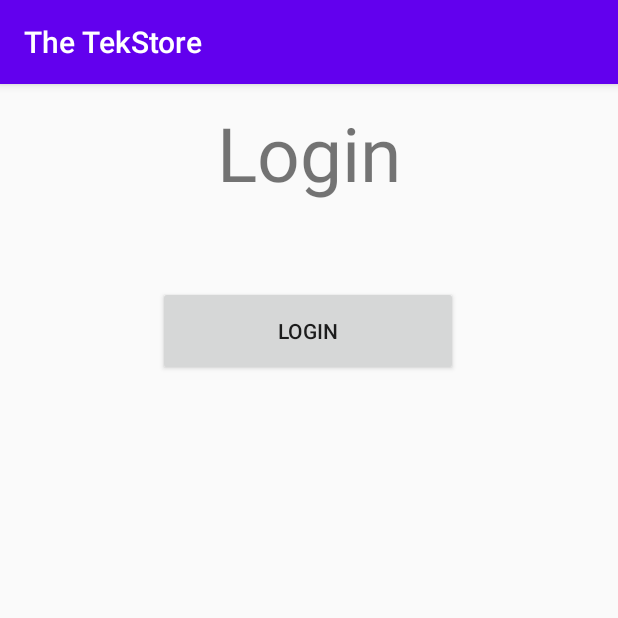
After one commit to lordarcadius/tekstore-android, an Android app: the LoginActivity screen opened directly, with no data from a screen before it, on a phone screen of 412 x 824 dp, the top half of it. The commit adds this screen. Run offline under Robolectric (Android 15) with nearby library versions, the phone set to English and light mode, and no system bars.

Commit message:
app: Add temporary Login and Signup activities
Signed-off-by: Vipul Jha <vipuljha08@gmail.com>

```diff
--- /dev/null
+++ b/app/src/main/java/com/codebreakers/tekstore/LoginActivity.java
@@ -0,0 +1,21 @@
+package com.codebreakers.tekstore;
+
+import androidx.appcompat.app.AppCompatActivity;
+
+import android.content.Intent;
+import android.os.Bundle;
+import android.view.View;
+
+public class LoginActivity extends AppCompatActivity {
+
+    @Override
+    protected void onCreate(Bundle savedInstanceState) {
+        super.onCreate(savedInstanceState);
+        setContentView(R.layout.activity_login);
+    }
+
+    public void openHomeActivity(View view){
+        Intent intent = new Intent(this, HomeActivity.class);
+        startActivity(intent);
+    }
+}
--- /dev/null
+++ b/app/src/main/res/layout/activity_login.xml
@@ -0,0 +1,38 @@
+<?xml version="1.0" encoding="utf-8"?>
+<androidx.constraintlayout.widget.ConstraintLayout xmlns:android="http://schemas.android.com/apk/res/android"
+    xmlns:app="http://schemas.android.com/apk/res-auto"
+    xmlns:tools="http://schemas.android.com/tools"
+    android:layout_width="match_parent"
+    android:layout_height="match_parent"
+    tools:context=".LoginActivity">
+
+    <TextView
+        android:id="@+id/login_textView"
+        android:layout_width="0dp"
+        android:layout_height="wrap_content"
+        android:layout_marginBottom="43dp"
+        android:gravity="center"
+        android:text="Login"
+        android:textSize="50sp"
+        app:layout_constraintBottom_toTopOf="@+id/login_button"
+        app:layout_constraintEnd_toEndOf="parent"
+        app:layout_constraintStart_toStartOf="parent"
+        app:layout_constraintTop_toTopOf="parent" />
+
+    <Button
+        android:id="@+id/login_button"
+        android:layout_width="200dp"
+        android:layout_height="60dp"
+        android:layout_marginStart="55dp"
+        android:layout_marginEnd="55dp"
+        android:layout_marginBottom="561dp"
+        android:text="Login"
+        android:onClick="openHomeActivity"
+        app:layout_constraintBottom_toBottomOf="parent"
+        app:layout_constraintEnd_toEndOf="parent"
+        app:layout_constraintHorizontal_bias="0.495"
+        app:layout_constraintStart_toStartOf="parent"
+        app:layout_constraintTop_toBottomOf="@+id/login_textView"
+        app:layout_constraintVertical_bias="1.0" />
+
+</androidx.constraintlayout.widget.ConstraintLayout>
--- a/app/src/main/res/layout/activity_main.xml
+++ b/app/src/main/res/layout/activity_main.xml
@@ -121,7 +121,8 @@
                                 android:layout_height="match_parent"
                                 android:background="?android:attr/selectableItemBackground"
                                 android:clickable="true"
-                                android:focusable="true">
+                                android:focusable="true"
+                                android:onClick="openSignup">
 
                                 <TextView
                                     android:layout_width="match_parent"
@@ -155,7 +156,8 @@
                                 android:layout_height="match_parent"
                                 android:background="?android:attr/selectableItemBackground"
                                 android:clickable="true"
-                                android:focusable="true">
+                                android:focusable="true"
+                                android:onClick="openLogin">
 
                                 <TextView
                                     android:layout_width="match_parent"
```
Also changed, not shown: app/src/main/AndroidManifest.xml (+5 -2 lines), app/src/main/java/com/codebreakers/tekstore/MainActivity.java (+13 -2 lines), app/src/main/java/com/codebreakers/tekstore/SignupActivity.java (added, +21 -0 lines), app/src/main/res/layout/activity_signup.xml (added, +37 -0 lines).
